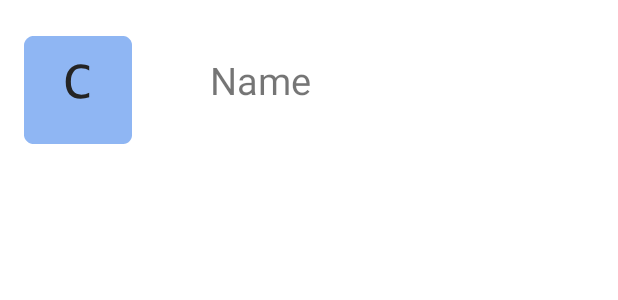
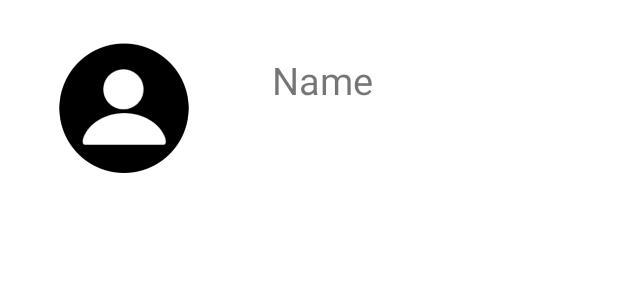
Before and after one commit to mangolithic/ChattingApp, an Android app: the layout user_items.xml on its own in the app's theme, with its tools: preview values and no code run, on a phone screen of 412 x 824 dp. Shown: the top 300 px of the screen. Run offline under Robolectric (Android 15) with nearby library versions, the phone set to English and light mode, and no system bars.

Commit message:
userfragments. not complete

```diff
--- a/app/src/main/res/layout/user_items.xml
+++ b/app/src/main/res/layout/user_items.xml
@@ -7,23 +7,23 @@
 
 
     <TextView
-        android:id="@+id/textView"
+        android:id="@+id/usertext"
         android:layout_width="wrap_content"
         android:layout_height="wrap_content"
         android:layout_marginStart="52dp"
         android:layout_marginTop="36dp"
         android:text="Name"
         android:textSize="25sp"
-        app:layout_constraintStart_toEndOf="@+id/imageView"
+        app:layout_constraintStart_toEndOf="@+id/userimage"
         app:layout_constraintTop_toTopOf="parent" />
 
     <ImageView
-        android:id="@+id/imageView"
-        android:layout_width="wrap_content"
-        android:layout_height="wrap_content"
-        android:layout_marginStart="16dp"
-        android:layout_marginTop="24dp"
+        android:id="@+id/userimage"
+        android:layout_width="93dp"
+        android:layout_height="88dp"
+        android:layout_marginStart="36dp"
+        android:layout_marginTop="28dp"
         app:layout_constraintStart_toStartOf="parent"
         app:layout_constraintTop_toTopOf="parent"
-        app:srcCompat="@mipmap/ic_launcher_round" />
+        app:srcCompat="@drawable/profile" />
 </androidx.constraintlayout.widget.ConstraintLayout>
```
Also changed, not shown: app/src/main/java/com/example/chattingapp/Adapter/UserAdapter.java (added, +67 -0 lines), app/src/main/java/com/example/chattingapp/Fragments/UsersFragment.java (+59 -41 lines).
